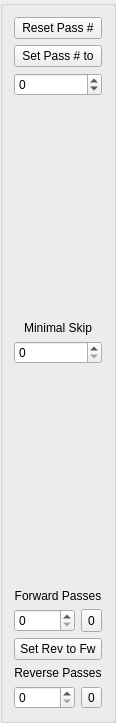
First picture: the form in src/gui/PassToolbar.ui, repository eringerli/QtOpenGuidance, before the edit.
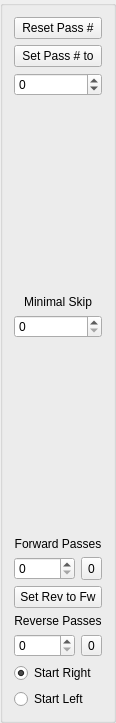
Second picture: the form after the edit.

The edit to the form file:
```diff
--- a/src/gui/PassToolbar.ui
+++ b/src/gui/PassToolbar.ui
@@ -20,16 +20,6 @@
    <string>GroupBox</string>
   </property>
   <layout class="QGridLayout" name="gridLayout">
-   <item row="0" column="0" colspan="2">
-    <widget class="QPushButton" name="pbResetPassNumber">
-     <property name="focusPolicy">
-      <enum>Qt::NoFocus</enum>
-     </property>
-     <property name="text">
-      <string>Reset Pass #</string>
-     </property>
-    </widget>
-   </item>
    <item row="1" column="0" colspan="2">
     <widget class="QPushButton" name="pbSetPassNumber">
      <property name="focusPolicy">
@@ -40,6 +30,26 @@
      </property>
     </widget>
    </item>
+   <item row="0" column="0" colspan="2">
+    <widget class="QPushButton" name="pbResetPassNumber">
+     <property name="focusPolicy">
+      <enum>Qt::NoFocus</enum>
+     </property>
+     <property name="text">
+      <string>Reset Pass #</string>
+     </property>
+    </widget>
+   </item>
+   <item row="13" column="0">
+    <widget class="QSpinBox" name="sbReversePasses">
+     <property name="sizePolicy">
+      <sizepolicy hsizetype="Expanding" vsizetype="Minimum">
+       <horstretch>0</horstretch>
+       <verstretch>0</verstretch>
+      </sizepolicy>
+     </property>
+    </widget>
+   </item>
    <item row="3" column="0" colspan="2">
     <spacer name="verticalSpacer_2">
      <property name="orientation">
@@ -53,16 +63,38 @@
      </property>
     </spacer>
    </item>
-   <item row="4" column="0" colspan="2">
-    <widget class="QLabel" name="label">
+   <item row="12" column="0" colspan="2">
+    <widget class="QLabel" name="label_3">
      <property name="text">
-      <string>Minimal Skip</string>
+      <string>Reverse Passes</string>
      </property>
      <property name="alignment">
       <set>Qt::AlignCenter</set>
      </property>
     </widget>
    </item>
+   <item row="10" column="1">
+    <widget class="QToolButton" name="pbResetForwardPasses">
+     <property name="sizePolicy">
+      <sizepolicy hsizetype="Minimum" vsizetype="Minimum">
+       <horstretch>0</horstretch>
+       <verstretch>0</verstretch>
+      </sizepolicy>
+     </property>
+     <property name="minimumSize">
+      <size>
+       <width>10</width>
+       <height>0</height>
+      </size>
+     </property>
+     <property name="focusPolicy">
+      <enum>Qt::NoFocus</enum>
+     </property>
+     <property name="text">
+      <string>0</string>
+     </property>
+    </widget>
+   </item>
    <item row="6" column="0" colspan="2">
     <spacer name="verticalSpacer">
      <property name="orientation">
@@ -76,17 +108,27 @@
      </property>
     </spacer>
    </item>
-   <item row="7" column="0" colspan="2">
-    <widget class="QLabel" name="label_2">
+   <item row="13" column="1">
+    <widget class="QToolButton" name="pbResetReversePasses">
+     <property name="focusPolicy">
+      <enum>Qt::NoFocus</enum>
+     </property>
      <property name="text">
-      <string>Forward Passes</string>
+      <string>0</string>
+     </property>
+    </widget>
+   </item>
+   <item row="4" column="0" colspan="2">
+    <widget class="QLabel" name="label">
+     <property name="text">
+      <string>Minimal Skip</string>
      </property>
      <property name="alignment">
       <set>Qt::AlignCenter</set>
      </property>
     </widget>
    </item>
-   <item row="8" column="0">
+   <item row="10" column="0">
     <widget class="QSpinBox" name="sbForwardPasses">
      <property name="sizePolicy">
       <sizepolicy hsizetype="Expanding" vsizetype="Minimum">
@@ -100,6 +142,16 @@
     </widget>
    </item>
    <item row="9" column="0" colspan="2">
+    <widget class="QLabel" name="label_2">
+     <property name="text">
+      <string>Forward Passes</string>
+     </property>
+     <property name="alignment">
+      <set>Qt::AlignCenter</set>
+     </property>
+    </widget>
+   </item>
+   <item row="11" column="0" colspan="2">
     <widget class="QPushButton" name="pbSetReverseToForwardPasses">
      <property name="focusPolicy">
       <enum>Qt::NoFocus</enum>
@@ -109,58 +161,6 @@
      </property>
     </widget>
    </item>
-   <item row="10" column="0" colspan="2">
-    <widget class="QLabel" name="label_3">
-     <property name="text">
-      <string>Reverse Passes</string>
-     </property>
-     <property name="alignment">
-      <set>Qt::AlignCenter</set>
-     </property>
-    </widget>
-   </item>
-   <item row="11" column="0">
-    <widget class="QSpinBox" name="sbReversePasses">
-     <property name="sizePolicy">
-      <sizepolicy hsizetype="Expanding" vsizetype="Minimum">
-       <horstretch>0</horstretch>
-       <verstretch>0</verstretch>
-      </sizepolicy>
-     </property>
-    </widget>
-   </item>
-   <item row="8" column="1">
-    <widget class="QToolButton" name="pbResetForwardPasses">
-     <property name="sizePolicy">
-      <sizepolicy hsizetype="Minimum" vsizetype="Minimum">
-       <horstretch>0</horstretch>
-       <verstretch>0</verstretch>
-      </sizepolicy>
-     </property>
-     <property name="minimumSize">
-      <size>
-       <width>10</width>
-       <height>0</height>
-      </size>
-     </property>
-     <property name="focusPolicy">
-      <enum>Qt::NoFocus</enum>
-     </property>
-     <property name="text">
-      <string>0</string>
-     </property>
-    </widget>
-   </item>
-   <item row="11" column="1">
-    <widget class="QToolButton" name="pbResetReversePasses">
-     <property name="focusPolicy">
-      <enum>Qt::NoFocus</enum>
-     </property>
-     <property name="text">
-      <string>0</string>
-     </property>
-    </widget>
-   </item>
    <item row="5" column="0" colspan="2">
     <widget class="QSpinBox" name="sbMinimalSkip"/>
    </item>
@@ -174,6 +174,23 @@
      </property>
     </widget>
    </item>
+   <item row="14" column="0" colspan="2">
+    <widget class="QRadioButton" name="rbStartRight">
+     <property name="text">
+      <string>Start Right</string>
+     </property>
+     <property name="checked">
+      <bool>true</bool>
+     </property>
+    </widget>
+   </item>
+   <item row="15" column="0" colspan="2">
+    <widget class="QRadioButton" name="rbStartLeft">
+     <property name="text">
+      <string>Start Left</string>
+     </property>
+    </widget>
+   </item>
   </layout>
  </widget>
  <resources/>
```
